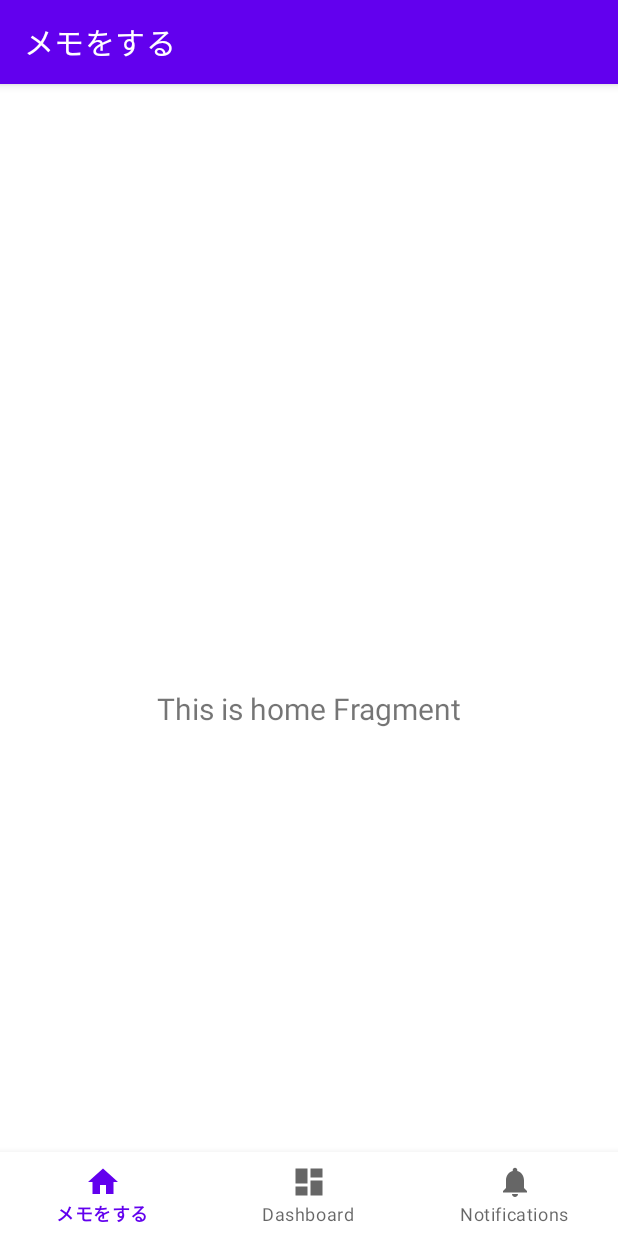
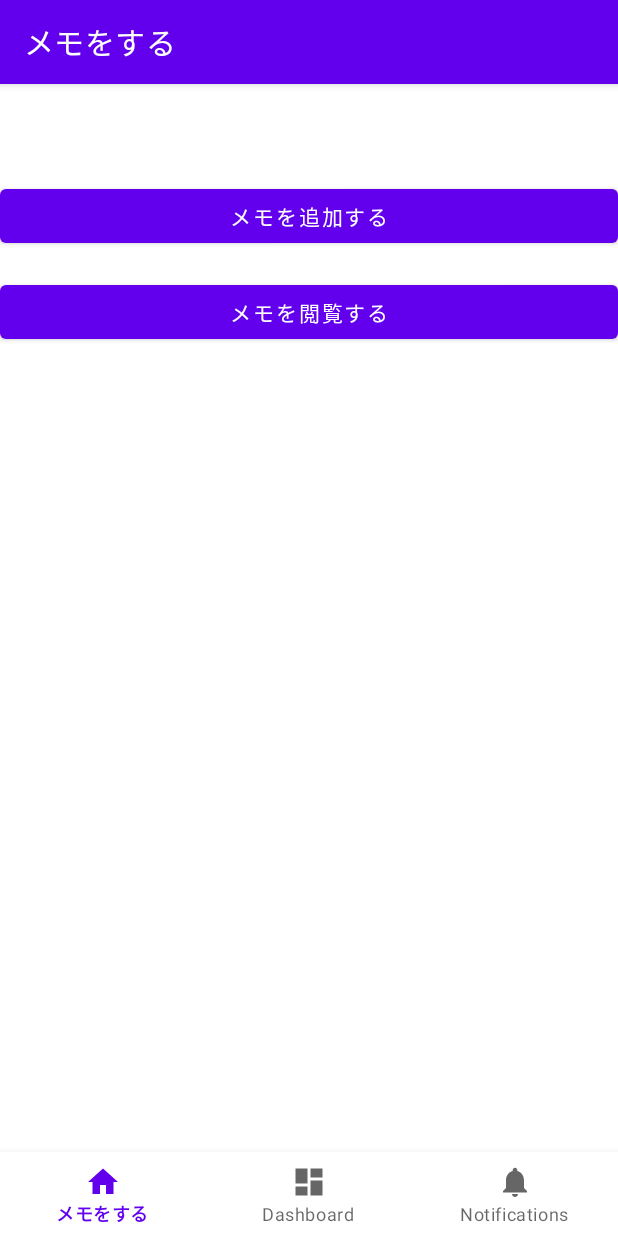
Before and after one commit to riverb00k/yao, an Android app: the screen it shows after launch (MainActivity), on a phone screen of 412 x 824 dp. Run offline under Robolectric (Android 15) with nearby library versions, the phone set to English and light mode, and no system bars; our stand-ins replace navigation-ui.

```diff
--- a/app/src/main/java/com/websarva/wings/android/yao/ui/home/HomeFragment.kt
+++ b/app/src/main/java/com/websarva/wings/android/yao/ui/home/HomeFragment.kt
@@ -31,10 +31,10 @@ class HomeFragment : Fragment() {
         _binding = FragmentHomeBinding.inflate(inflater, container, false)
         val root: View = binding.root
 
-        val textView: TextView = binding.textHome
-        homeViewModel.text.observe(viewLifecycleOwner, Observer {
-            textView.text = it
-        })
+        //val textView: TextView = binding.textHome ここをコメントアウトしないとエラーでる
+        //homeViewModel.text.observe(viewLifecycleOwner, Observer {
+         //   textView.text = it
+        //})
         return root
     }
 
--- a/app/src/main/res/layout/activity_main.xml
+++ b/app/src/main/res/layout/activity_main.xml
@@ -1,6 +1,7 @@
 <?xml version="1.0" encoding="utf-8"?>
 <androidx.constraintlayout.widget.ConstraintLayout xmlns:android="http://schemas.android.com/apk/res/android"
     xmlns:app="http://schemas.android.com/apk/res-auto"
+    xmlns:tools="http://schemas.android.com/tools"
     android:id="@+id/container"
     android:layout_width="match_parent"
     android:layout_height="match_parent"
@@ -25,9 +26,11 @@
         android:layout_height="match_parent"
         app:defaultNavHost="true"
         app:layout_constraintBottom_toTopOf="@id/nav_view"
+        app:layout_constraintHorizontal_bias="0.0"
         app:layout_constraintLeft_toLeftOf="parent"
         app:layout_constraintRight_toRightOf="parent"
         app:layout_constraintTop_toTopOf="parent"
+        app:layout_constraintVertical_bias="1.0"
         app:navGraph="@navigation/mobile_navigation" />
 
 </androidx.constraintlayout.widget.ConstraintLayout>
--- a/app/src/main/res/layout/fragment_home.xml
+++ b/app/src/main/res/layout/fragment_home.xml
@@ -6,17 +6,23 @@
     android:layout_height="match_parent"
     tools:context=".ui.home.HomeFragment">
 
-    <TextView
-        android:id="@+id/text_home"
+    <Button
+        android:id="@+id/btAdd"
         android:layout_width="match_parent"
         android:layout_height="wrap_content"
-        android:layout_marginStart="8dp"
         android:layout_marginTop="8dp"
-        android:layout_marginEnd="8dp"
-        android:textAlignment="center"
-        android:textSize="20sp"
-        app:layout_constraintBottom_toBottomOf="parent"
+        android:text="@string/bt_add"
         app:layout_constraintEnd_toEndOf="parent"
         app:layout_constraintStart_toStartOf="parent"
         app:layout_constraintTop_toTopOf="parent" />
+
+    <Button
+        android:id="@+id/btView"
+        android:layout_width="match_parent"
+        android:layout_height="wrap_content"
+        android:layout_marginTop="16dp"
+        android:text="@string/bt_view"
+        app:layout_constraintEnd_toEndOf="parent"
+        app:layout_constraintStart_toStartOf="parent"
+        app:layout_constraintTop_toBottomOf="@+id/btAdd" />
 </androidx.constraintlayout.widget.ConstraintLayout>
--- a/app/src/main/res/values/strings.xml
+++ b/app/src/main/res/values/strings.xml
@@ -3,4 +3,7 @@
     <string name="title_home">メモをする</string>
     <string name="title_dashboard">Dashboard</string>
     <string name="title_notifications">Notifications</string>
-</resources>
+
+    <string name="bt_add">メモを追加する</string> //ボタンに表示する文字列の追加
+    <string name="bt_view">メモを閲覧する</string> //ボタンに表示する文字列の追加
+ </resources>
```
